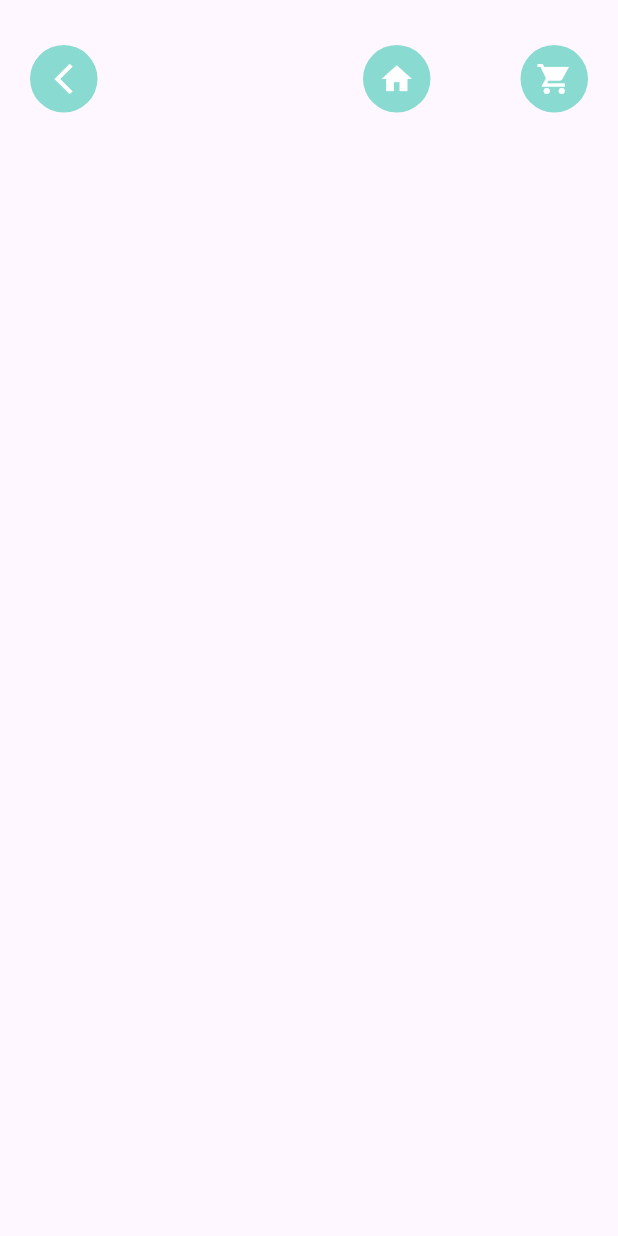
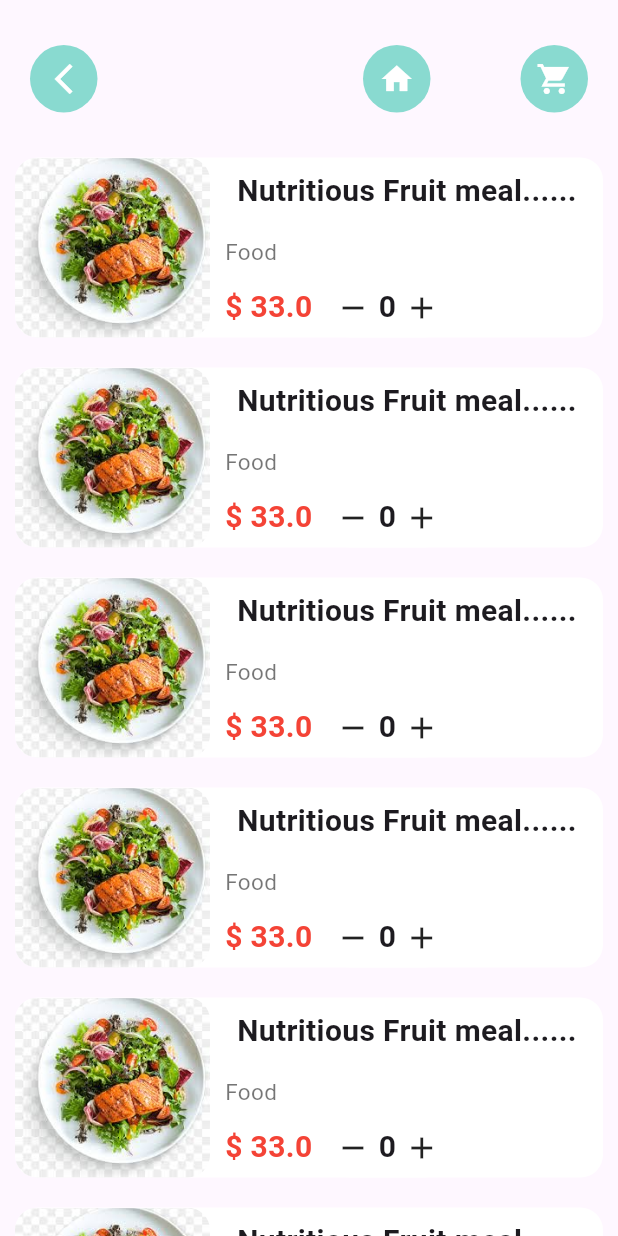
Before and after one commit to Kamaldeen121/food_app, a Flutter app: the CartPage screen opened directly, on a phone screen of 412 x 824 dp. Run offline on Flutter 3.47's test engine with Material 3 defaults, Android fonts, the phone set to English and light mode, and no system bars; our stand-ins replace dots_indicator.

Commit message:
cart page

```diff
--- a/lib/pages/cart_page.dart
+++ b/lib/pages/cart_page.dart
@@ -3,6 +3,8 @@ import 'package:food_app/app_colors.dart';
 import 'package:food_app/pages/main_food_page.dart';
 import 'package:food_app/widgets/big_text.dart';
 import 'package:food_app/widgets/container_and_icon.dart';
+import 'package:food_app/widgets/icon_and_text.dart';
+import 'package:food_app/widgets/small_text.dart';
 
 class CartPage extends StatefulWidget {
   const CartPage({super.key});
@@ -59,6 +61,82 @@ class _CartPageState extends State<CartPage> {
                 )
               ],
             ),
+          ),
+          SizedBox(
+            height: 20,
+          ),
+          Expanded(
+            child: ListView.builder(
+                itemCount: 10,
+                shrinkWrap: true,
+                itemBuilder: (contxet, index) {
+                  return Container(
+                    margin: EdgeInsets.all(10),
+                    height: 120,
+                    width: 250,
+                    decoration: BoxDecoration(
+                        color: Colors.white,
+                        borderRadius: BorderRadius.circular(15)),
+                    child: Row(
+                      children: [
+                        ClipRRect(
+                          borderRadius: BorderRadius.circular(15),
+                          child: Image.asset(
+                            'images/GREENFOOD.jpg',
+                            width: 130,
+                            height: 130,
+                            fit: BoxFit.cover,
+                          ),
+                        ),
+                        SizedBox(
+                          width: 10,
+                        ),
+                        Column(
+                          mainAxisAlignment: MainAxisAlignment.spaceBetween,
+                          crossAxisAlignment: CrossAxisAlignment.start,
+                          children: [
+                            Padding(
+                              padding: const EdgeInsets.all(8.0),
+                              child:
+                                  BigText(text: 'Nutritious Fruit meal......'),
+                            ),
+                            SmallText(
+                              text: 'Food',
+                              color: Colors.black54,
+                            ),
+                            Row(
+                              children: [
+                                BigText(
+                                  text: '\$ 33.0',
+                                  color: Colors.red,
+                                ),
+                                SizedBox(
+                                  width: 10,
+                                ),
+                                Container(
+                                  height: 40,
+                                  width: 80,
+                                  decoration: BoxDecoration(
+                                      color: Colors.white,
+                                      borderRadius: BorderRadius.circular(15)),
+                                  child: Row(
+                                    mainAxisAlignment:
+                                        MainAxisAlignment.spaceEvenly,
+                                    children: [
+                                      Icon(Icons.remove),
+                                      BigText(text: '0'),
+                                      Icon(Icons.add)
+                                    ],
+                                  ),
+                                ),
+                              ],
+                            )
+                          ],
+                        )
+                      ],
+                    ),
+                  );
+                }),
           )
         ],
       ),
```
